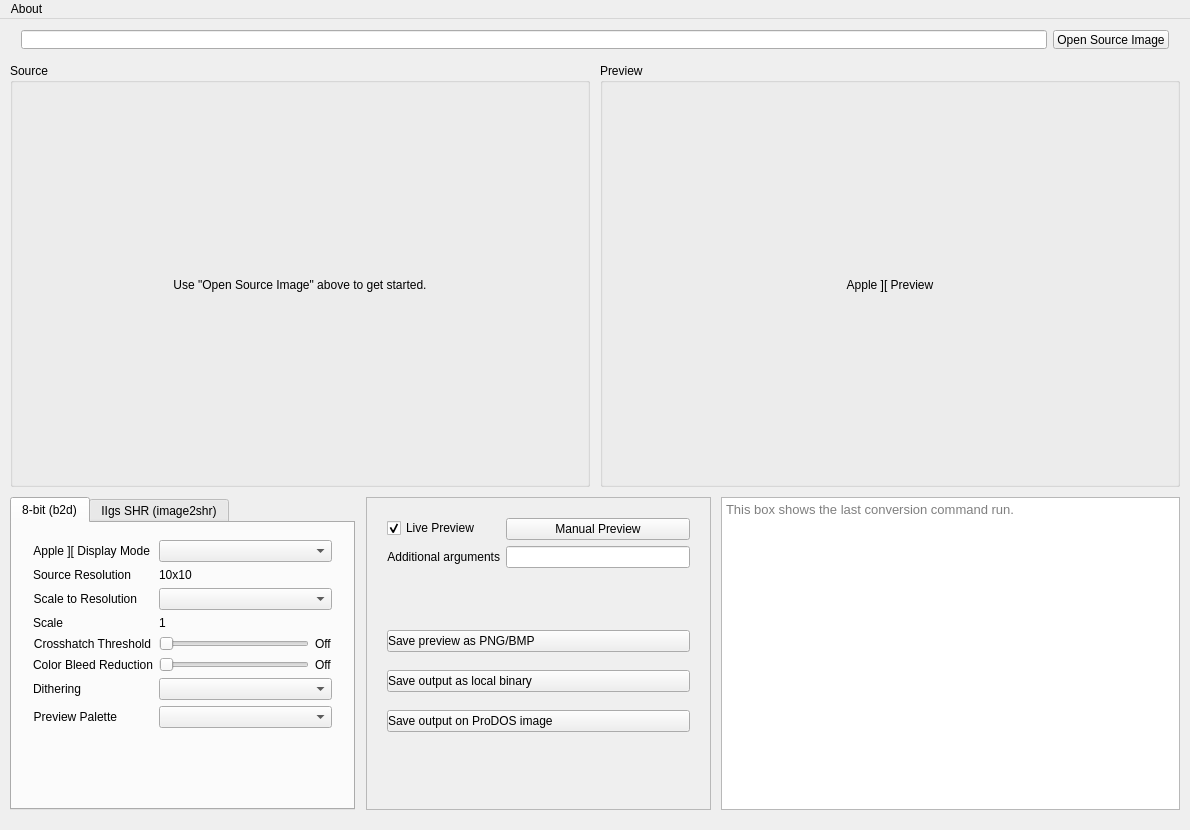
digarok/buckshot, file buckshot/mainwindow.ui: the form before one commit.
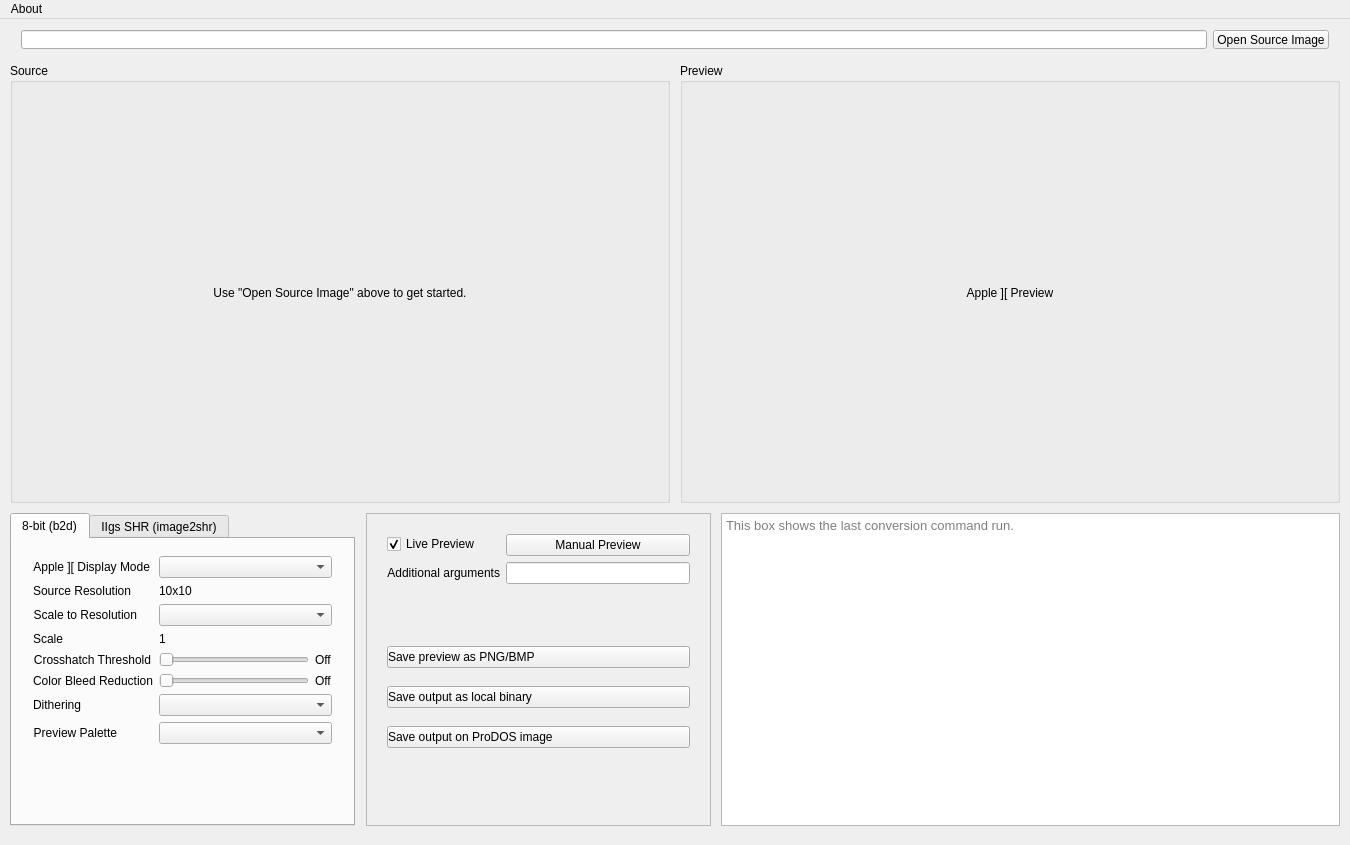
The form after the commit. Icons and pictures are not drawn.

Commit message:
Grow image panes to 640x400 so SHR previews show at 2x
Window becomes 1350x845. The integer-scale rule now lands SHR at 2x
(640x400), LR/DLR at 8x (640x384); HGR stays 2x and DHGR 1x.

Patch:
```diff
--- a/buckshot/mainwindow.ui
+++ b/buckshot/mainwindow.ui
@@ -6,8 +6,8 @@
    <rect>
     <x>0</x>
     <y>0</y>
-    <width>1190</width>
-    <height>830</height>
+    <width>1350</width>
+    <height>845</height>
    </rect>
   </property>
   <property name="sizePolicy">
@@ -18,14 +18,14 @@
   </property>
   <property name="minimumSize">
    <size>
-    <width>1190</width>
-    <height>830</height>
+    <width>1350</width>
+    <height>845</height>
    </size>
   </property>
   <property name="maximumSize">
    <size>
-    <width>1190</width>
-    <height>830</height>
+    <width>1350</width>
+    <height>845</height>
    </size>
   </property>
   <property name="windowTitle">
@@ -37,8 +37,8 @@
      <rect>
       <x>10</x>
       <y>44</y>
-      <width>580</width>
-      <height>424</height>
+      <width>660</width>
+      <height>440</height>
      </rect>
     </property>
     <property name="title">
@@ -49,8 +49,8 @@
       <rect>
        <x>10</x>
        <y>30</y>
-       <width>560</width>
-       <height>384</height>
+       <width>640</width>
+       <height>400</height>
       </rect>
      </property>
      <property name="text">
@@ -64,10 +64,10 @@
    <widget class="QGroupBox" name="groupBox_preview">
     <property name="geometry">
      <rect>
-      <x>600</x>
+      <x>680</x>
       <y>44</y>
-      <width>580</width>
-      <height>424</height>
+      <width>660</width>
+      <height>440</height>
      </rect>
     </property>
     <property name="title">
@@ -78,8 +78,8 @@
       <rect>
        <x>10</x>
        <y>30</y>
-       <width>560</width>
-       <height>384</height>
+       <width>640</width>
+       <height>400</height>
       </rect>
      </property>
      <property name="text">
@@ -95,7 +95,7 @@
      <rect>
       <x>10</x>
       <y>0</y>
-      <width>1170</width>
+      <width>1330</width>
       <height>41</height>
      </rect>
     </property>
@@ -120,8 +120,8 @@
     <property name="geometry">
      <rect>
       <x>721</x>
-      <y>478</y>
-      <width>459</width>
+      <y>494</y>
+      <width>619</width>
       <height>313</height>
      </rect>
     </property>
@@ -138,7 +138,7 @@
     <property name="geometry">
      <rect>
       <x>10</x>
-      <y>478</y>
+      <y>494</y>
       <width>345</width>
       <height>313</height>
      </rect>
@@ -492,7 +492,7 @@
     <property name="geometry">
      <rect>
       <x>366</x>
-      <y>478</y>
+      <y>494</y>
       <width>345</width>
       <height>313</height>
      </rect>
@@ -652,7 +652,7 @@
     <rect>
      <x>0</x>
      <y>0</y>
-     <width>1190</width>
+     <width>1350</width>
      <height>22</height>
     </rect>
    </property>
```
